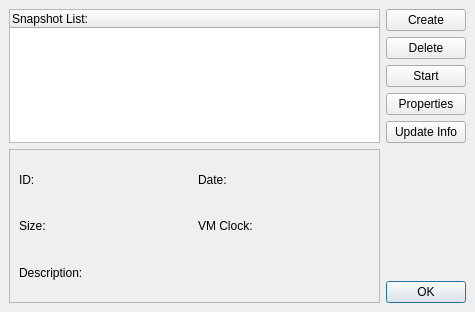
Before: the Qt Designer form src/Snapshots_Window.ui in tobimensch/aqemu, drawn with Qt 5.
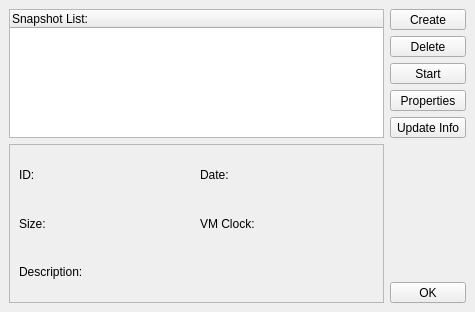
After: the same form once the commit is applied. Icons and pictures are not drawn.

What changed in the file:
```diff
--- a/src/Snapshots_Window.ui
+++ b/src/Snapshots_Window.ui
@@ -139,77 +139,17 @@
      </property>
     </spacer>
    </item>
-   <item row="3" column="1">
-    <widget class="QPushButton" name="Button_Properties">
-     <property name="sizePolicy">
-      <sizepolicy hsizetype="Preferred" vsizetype="Fixed">
-       <horstretch>0</horstretch>
-       <verstretch>0</verstretch>
-      </sizepolicy>
-     </property>
-     <property name="text">
-      <string>Properties</string>
-     </property>
-     <property name="icon">
-      <iconset resource="../resources/images.qrc">
-       <normaloff>:/edit.png</normaloff>:/edit.png</iconset>
-     </property>
-     <property name="iconSize">
-      <size>
-       <width>24</width>
-       <height>24</height>
-      </size>
-     </property>
-    </widget>
-   </item>
-   <item row="2" column="1">
-    <widget class="QPushButton" name="Button_Start">
-     <property name="sizePolicy">
-      <sizepolicy hsizetype="Preferred" vsizetype="Fixed">
-       <horstretch>0</horstretch>
-       <verstretch>0</verstretch>
-      </sizepolicy>
-     </property>
-     <property name="text">
-      <string>Start</string>
-     </property>
-     <property name="icon">
-      <iconset resource="../resources/images.qrc">
-       <normaloff>:/play.png</normaloff>:/play.png</iconset>
-     </property>
-     <property name="iconSize">
-      <size>
-       <width>24</width>
-       <height>24</height>
-      </size>
-     </property>
-    </widget>
-   </item>
-   <item row="1" column="1">
-    <widget class="QPushButton" name="Button_Delete">
-     <property name="sizePolicy">
-      <sizepolicy hsizetype="Preferred" vsizetype="Fixed">
-       <horstretch>0</horstretch>
-       <verstretch>0</verstretch>
-      </sizepolicy>
-     </property>
-     <property name="text">
-      <string>Delete</string>
-     </property>
-     <property name="icon">
-      <iconset resource="../resources/images.qrc">
-       <normaloff>:/remove.png</normaloff>:/remove.png</iconset>
-     </property>
-     <property name="iconSize">
-      <size>
-       <width>24</width>
-       <height>24</height>
-      </size>
-     </property>
+   <item row="0" column="0" rowspan="5">
+    <widget class="QTreeWidget" name="Snapshots_Tree">
+     <column>
+      <property name="text">
+       <string>Snapshot List:</string>
+      </property>
+     </column>
     </widget>
    </item>
    <item row="0" column="1">
-    <widget class="QPushButton" name="Button_Create">
+    <widget class="QToolButton" name="Button_Create">
      <property name="sizePolicy">
       <sizepolicy hsizetype="Preferred" vsizetype="Fixed">
        <horstretch>0</horstretch>
@@ -229,10 +169,39 @@
        <height>24</height>
       </size>
      </property>
+     <property name="toolButtonStyle">
+      <enum>Qt::ToolButtonFollowStyle</enum>
+     </property>
+    </widget>
+   </item>
+   <item row="1" column="1">
+    <widget class="QToolButton" name="Button_Delete">
+     <property name="sizePolicy">
+      <sizepolicy hsizetype="Preferred" vsizetype="Fixed">
+       <horstretch>0</horstretch>
+       <verstretch>0</verstretch>
+      </sizepolicy>
+     </property>
+     <property name="text">
+      <string>Delete</string>
+     </property>
+     <property name="icon">
+      <iconset resource="../resources/icons.qrc">
+       <normaloff>:/remove.png</normaloff>:/remove.png</iconset>
+     </property>
+     <property name="iconSize">
+      <size>
+       <width>24</width>
+       <height>24</height>
+      </size>
+     </property>
+     <property name="toolButtonStyle">
+      <enum>Qt::ToolButtonFollowStyle</enum>
+     </property>
     </widget>
    </item>
    <item row="6" column="1">
-    <widget class="QPushButton" name="Button_OK">
+    <widget class="QToolButton" name="Button_OK">
      <property name="sizePolicy">
       <sizepolicy hsizetype="Preferred" vsizetype="Fixed">
        <horstretch>0</horstretch>
@@ -252,13 +221,65 @@
        <height>24</height>
       </size>
      </property>
-     <property name="default">
-      <bool>true</bool>
+     <property name="toolButtonStyle">
+      <enum>Qt::ToolButtonFollowStyle</enum>
+     </property>
+    </widget>
+   </item>
+   <item row="3" column="1">
+    <widget class="QToolButton" name="Button_Properties">
+     <property name="sizePolicy">
+      <sizepolicy hsizetype="Preferred" vsizetype="Fixed">
+       <horstretch>0</horstretch>
+       <verstretch>0</verstretch>
+      </sizepolicy>
+     </property>
+     <property name="text">
+      <string>Properties</string>
+     </property>
+     <property name="icon">
+      <iconset resource="../resources/icons.qrc">
+       <normaloff>:/edit.png</normaloff>:/edit.png</iconset>
+     </property>
+     <property name="iconSize">
+      <size>
+       <width>24</width>
+       <height>24</height>
+      </size>
+     </property>
+     <property name="toolButtonStyle">
+      <enum>Qt::ToolButtonFollowStyle</enum>
+     </property>
+    </widget>
+   </item>
+   <item row="2" column="1">
+    <widget class="QToolButton" name="Button_Start">
+     <property name="sizePolicy">
+      <sizepolicy hsizetype="Preferred" vsizetype="Fixed">
+       <horstretch>0</horstretch>
+       <verstretch>0</verstretch>
+      </sizepolicy>
+     </property>
+     <property name="text">
+      <string>Start</string>
+     </property>
+     <property name="icon">
+      <iconset resource="../resources/icons.qrc">
+       <normaloff>:/play.png</normaloff>:/play.png</iconset>
+     </property>
+     <property name="iconSize">
+      <size>
+       <width>24</width>
+       <height>24</height>
+      </size>
+     </property>
+     <property name="toolButtonStyle">
+      <enum>Qt::ToolButtonFollowStyle</enum>
      </property>
     </widget>
    </item>
    <item row="4" column="1">
-    <widget class="QPushButton" name="Button_Update">
+    <widget class="QToolButton" name="Button_Update">
      <property name="sizePolicy">
       <sizepolicy hsizetype="Preferred" vsizetype="Fixed">
        <horstretch>0</horstretch>
@@ -278,15 +299,9 @@
        <height>24</height>
       </size>
      </property>
-    </widget>
-   </item>
-   <item row="0" column="0" rowspan="5">
-    <widget class="QTreeWidget" name="Snapshots_Tree">
-     <column>
-      <property name="text">
-       <string>Snapshot List:</string>
-      </property>
-     </column>
+     <property name="toolButtonStyle">
+      <enum>Qt::ToolButtonFollowStyle</enum>
+     </property>
     </widget>
    </item>
   </layout>
```
Left out of the diff: 31 changed lines with no effect on the pictures.
